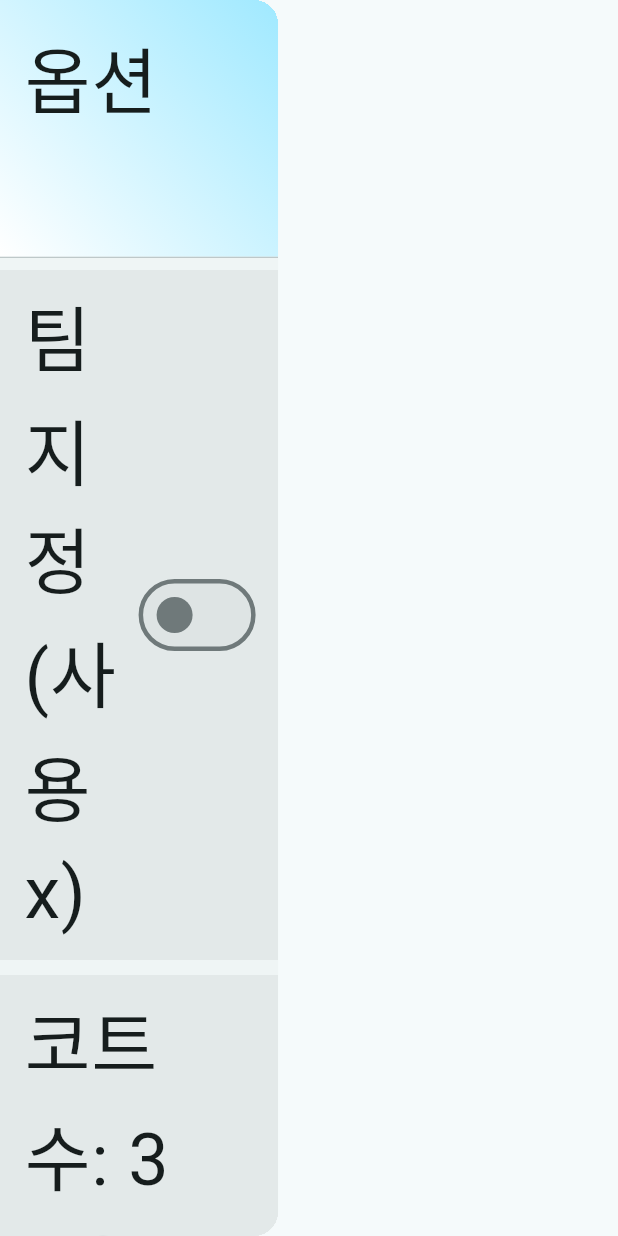
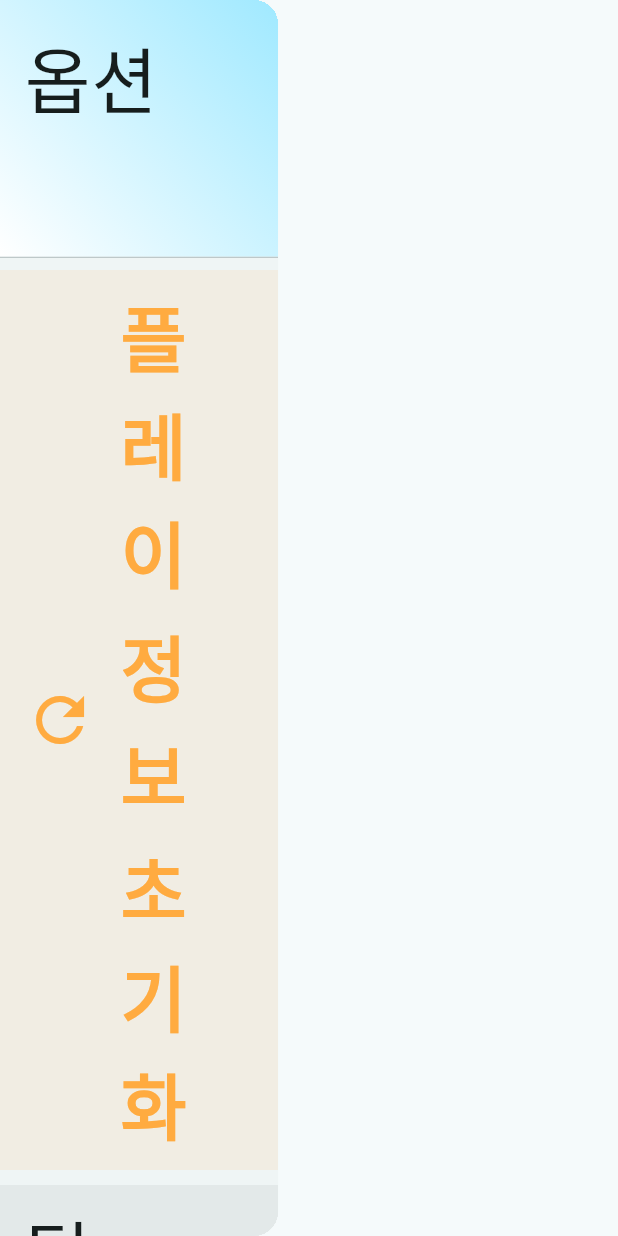
Before and after one commit to Hyun-Tak-Lee/hotswing, a Flutter app: the RightSideMenu widget shown alone on an empty page, opened directly with empty values, on a phone screen of 412 x 824 dp. Run offline on Flutter 3.47's test engine with Material 3 defaults, Android fonts, the phone set to English and light mode, and no system bars; our stand-ins replace shared_preferences; accounts and stored records are empty.

Commit message:
플레이 정보 초기화 기능 추가 및 변수명 수정
- 오른쪽 사이드 메뉴에 '플레이 정보 초기화' 버튼 추가
- `ConfirmationDialog`를 통해 초기화 확인 기능 구현
- `PlayersProvider`에 `resetPlayerStats` 함수 추가하여 플레이어들의 경기 횟수, 대기 횟수, 지각 횟수, 함께 플레이한 횟수 초기화
- `optionsProvider.playedWeight` 변수명을 `optionsProvider.playedWithWeight`로 변경

```diff
--- a/lib/src/common/widgets/right_side_menu.dart
+++ b/lib/src/common/widgets/right_side_menu.dart
@@ -2,6 +2,7 @@ import 'package:flutter/material.dart';
 import 'package:provider/provider.dart';
 import 'package:hotswing/src/providers/options_provider.dart';
 import 'package:hotswing/src/providers/players_provider.dart';
+import 'dialogs/confirmation_dialog.dart';
 
 class RightSideMenu extends StatelessWidget {
   const RightSideMenu({super.key, required this.isMobileSize});
@@ -70,6 +71,39 @@ class RightSideMenu extends StatelessWidget {
               child: Text('옵션', style: TextStyle(fontSize: iconAndFontSize)),
             ),
           ),
+          ListTile(
+            leading: Icon(
+              Icons.refresh, // 새로고침/초기화 아이콘
+              size: iconAndFontSize,
+              color: Colors.orangeAccent, // 주황색 계열로 강조
+            ),
+            title: Text(
+              '플레이 정보 초기화',
+              style: TextStyle(
+                fontSize: iconAndFontSize,
+                color: Colors.orangeAccent, // 아이콘과 동일한 색상으로 통일감
+                fontWeight: FontWeight.bold, // 굵게 표시
+              ),
+            ),
+            tileColor: Colors.orangeAccent.withOpacity(0.1), // 은은한 주황색 배경
+            onTap: () {
+              showDialog(
+                context: context,
+                builder: (BuildContext dialogContext) {
+                  return ConfirmationDialog(
+                    message: '모든 참여자의 플레이 정보들을 초기화 하시겠습니까?',
+                    onConfirm: () {
+                      playersProvider.resetPlayerStats();
+                      ScaffoldMessenger.of(context).showSnackBar(
+                        const SnackBar(content: Text('플레이 정보가 초기화되었습니다')),
+                      );
+                    },
+                  );
+                },
+              );
+            },
+          ),
+          const SizedBox(height: 10),
           ListTile(
             title: Text('팀 지정 (사용x)', style: TextStyle(fontSize: iconAndFontSize)),
             trailing: Transform.scale(
@@ -159,7 +193,7 @@ class RightSideMenu extends StatelessWidget {
           _buildSliderListItem(
             context: context,
             title: '중복 방지 가중치',
-            value: optionsProvider.playedWeight,
+            value: optionsProvider.playedWithWeight,
             onChanged: (double value) {
               optionsProvider.setPlayedWithWeight(value);
             },
```
Also changed, not shown: lib/src/providers/players_provider.dart (+11 -0 lines).
